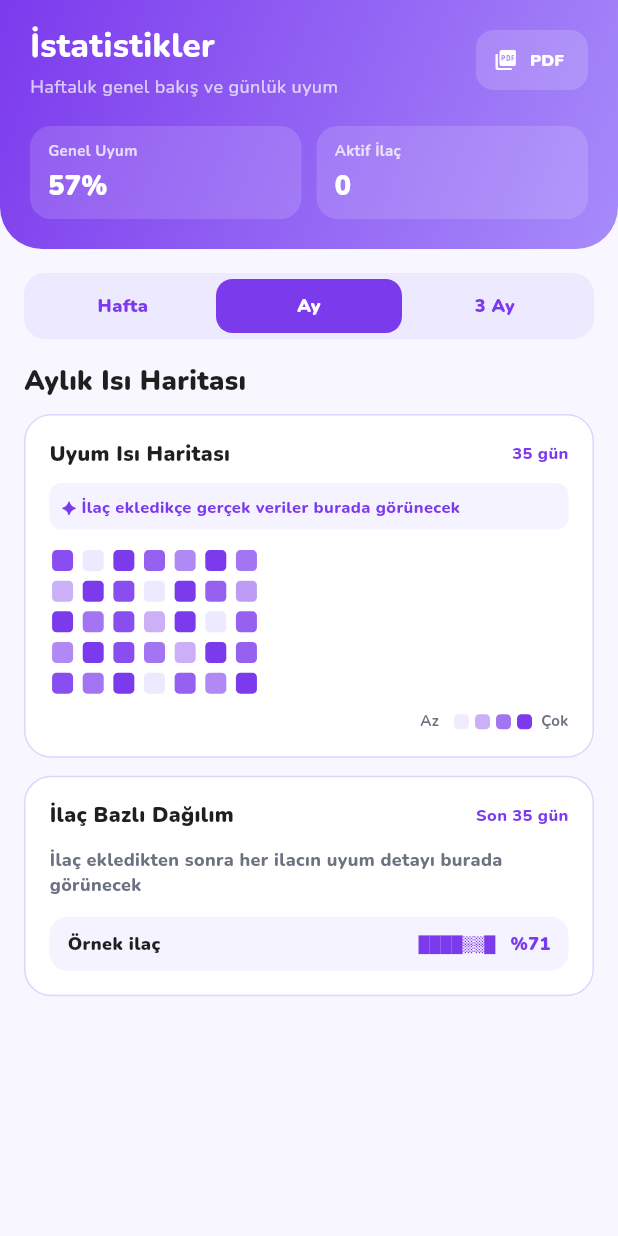
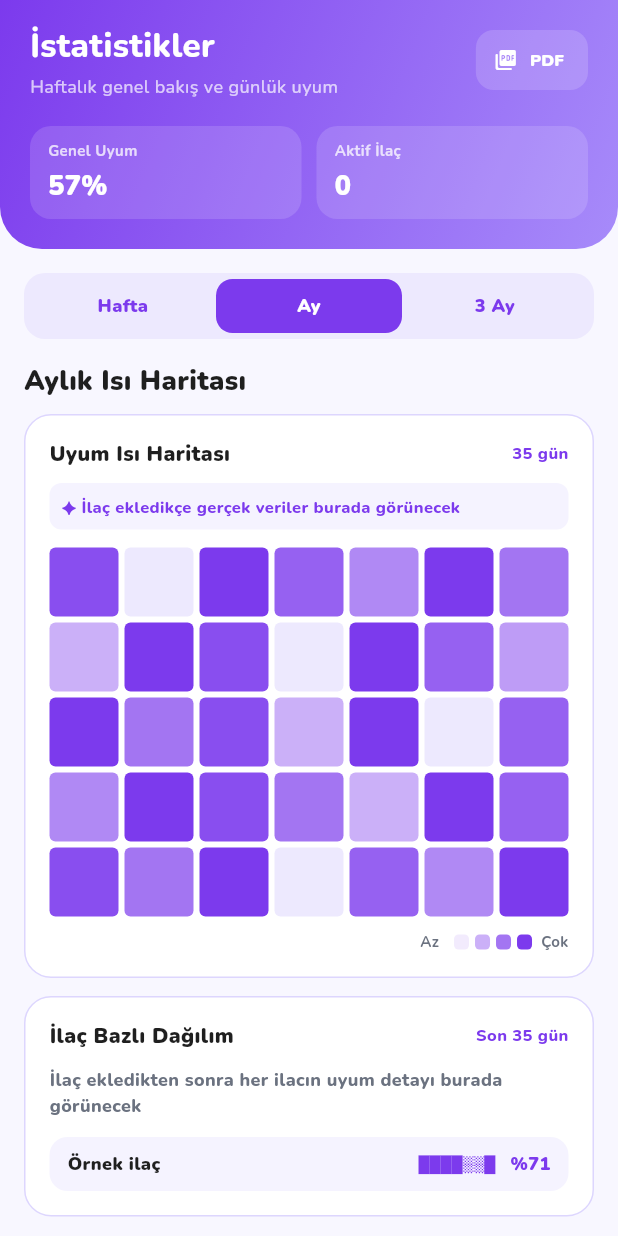
Before and after one commit to MuhittinDayan/dozara-medication-reminder-app, a Flutter app: the StatsScreen screen opened directly, after a tap on "Ay", on a phone screen of 412 x 824 dp. Run offline on Flutter 3.47's test engine with Material 3 defaults, Android fonts, the phone set to English and light mode, and no system bars; our stand-ins replace fl_chart, flutter_bloc, flutter_dotenv, flutter_local_notifications, flutter_tts, google_fonts and 9 more; missing offline and left inert: google_mlkit_text_recognition; accounts and stored records are empty; network calls fail.

Commit message:
style(stats): expand heatmap width and deprecate legacy stock threshold

```diff
--- a/lib/models/medicine.dart
+++ b/lib/models/medicine.dart
@@ -59,6 +59,7 @@ class Medicine extends HiveObject {
   int? stockCount;
 
   @HiveField(7)
+  @Deprecated('lowStockThreshold kullan')
   final int stockWarningThreshold;
 
   @HiveField(8)
@@ -105,7 +106,7 @@ class Medicine extends HiveObject {
     required this.firstDoseTime,
     required this.startDate,
     this.stockCount,
-    this.stockWarningThreshold = 5,
+    @Deprecated('lowStockThreshold kullan') this.stockWarningThreshold = 5,
     this.isActive = true,
     this.colorValue = 0xFF2E7D32,
     this.form = MedicineForm.pill,
--- a/lib/widgets/stats/heatmap_card.dart
+++ b/lib/widgets/stats/heatmap_card.dart
@@ -77,24 +77,19 @@ class HeatmapCard extends StatelessWidget {
             ),
           ],
           const SizedBox(height: 12),
-          Align(
-            alignment: Alignment.centerLeft,
-            child: SizedBox(
-              width: 140,
-              child: GridView.builder(
+          GridView.builder(
             shrinkWrap: true,
             physics: const NeverScrollableScrollPhysics(),
             itemCount: data.length,
             gridDelegate: SliverGridDelegateWithFixedCrossAxisCount(
               crossAxisCount: crossAxisCount,
-                  crossAxisSpacing: 3,
-                  mainAxisSpacing: 3,
+              crossAxisSpacing: 4,
+              mainAxisSpacing: 4,
               childAspectRatio: 1,
             ),
             itemBuilder: (context, index) {
               final item = data[index];
-                  return Center(
-                    child: InkWell(
+              return InkWell(
                 onTap: () {
                   ScaffoldMessenger.of(context).showSnackBar(
                     SnackBar(
@@ -106,20 +101,15 @@ class HeatmapCard extends StatelessWidget {
                     ),
                   );
                 },
-                      borderRadius: BorderRadius.circular(3),
+                borderRadius: BorderRadius.circular(4),
                 child: Container(
-                        width: 14,
-                        height: 14,
                   decoration: BoxDecoration(
                     color: _heatmapColor(item.rate, isDark),
-                          borderRadius: BorderRadius.circular(3),
-                        ),
+                    borderRadius: BorderRadius.circular(4),
                   ),
                 ),
               );
             },
-              ),
-            ),
           ),
           const SizedBox(height: 10),
           Row(
```
Lines whose indentation alone changed are shown as unchanged.
